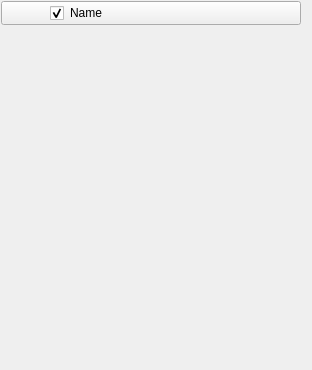
Old version of the form gameplay-editor/src/PropertiesComponentEditor.ui in the repository gameplay3d/gameplay.
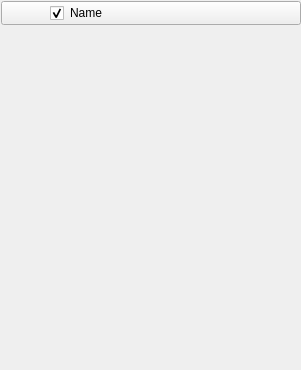
New version of the form. Icons and pictures are not drawn.

Diff of the .ui file:
```diff
--- a/gameplay-editor/src/PropertiesComponentEditor.ui
+++ b/gameplay-editor/src/PropertiesComponentEditor.ui
@@ -6,7 +6,7 @@
    <rect>
     <x>0</x>
     <y>0</y>
-    <width>312</width>
+    <width>301</width>
     <height>370</height>
    </rect>
   </property>
```
